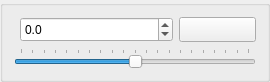
First picture: the form in src/gui/dock/SliderDock.ui, repository eringerli/QtOpenGuidance, before the edit.
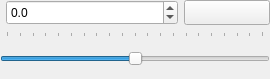
Second picture: the form after the edit. Icons and pictures are not drawn.

Commit message: various GUI related changes (margins, renamed classes, etc)

Patch:
```diff
--- a/src/gui/dock/SliderDock.ui
+++ b/src/gui/dock/SliderDock.ui
@@ -1,13 +1,13 @@
 <?xml version="1.0" encoding="UTF-8"?>
 <ui version="4.0">
  <class>SliderDock</class>
- <widget class="QGroupBox" name="SliderDock">
+ <widget class="QWidget" name="SliderDock">
   <property name="geometry">
    <rect>
     <x>0</x>
     <y>0</y>
     <width>270</width>
-    <height>77</height>
+    <height>79</height>
    </rect>
   </property>
   <property name="sizePolicy">
@@ -20,6 +20,18 @@
    <string>Simulator</string>
   </property>
   <layout class="QGridLayout" name="gridLayout">
+   <property name="leftMargin">
+    <number>0</number>
+   </property>
+   <property name="topMargin">
+    <number>0</number>
+   </property>
+   <property name="rightMargin">
+    <number>0</number>
+   </property>
+   <property name="bottomMargin">
+    <number>0</number>
+   </property>
    <item row="0" column="1">
     <widget class="QDoubleSpinBox" name="dsbValue">
      <property name="sizePolicy">
```
The commit also changes 23 other files.
